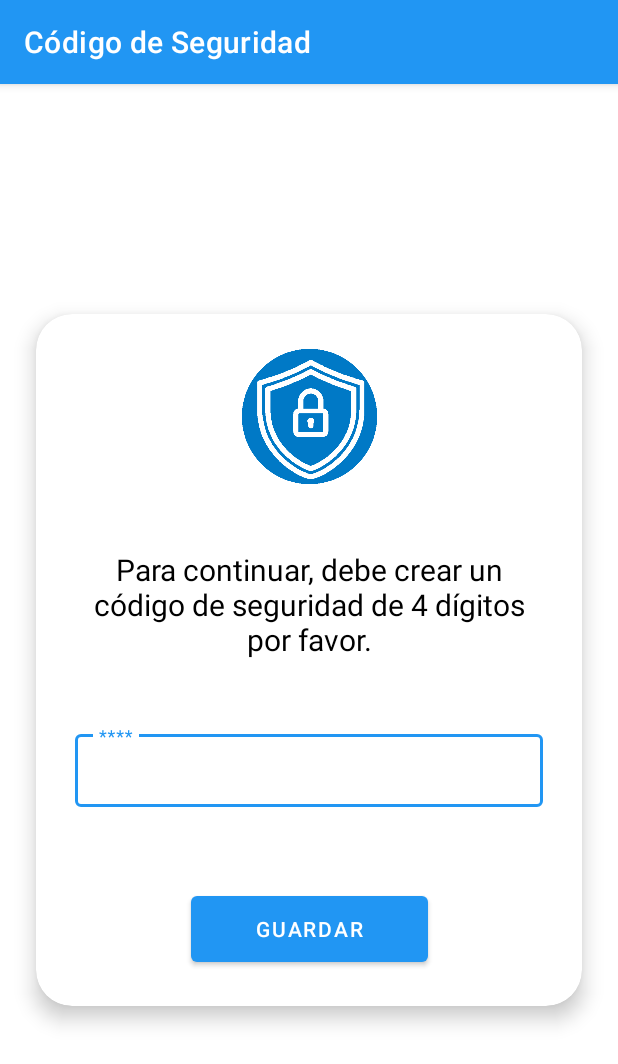
After one commit to AntonioGarcialll/codental, an Android app: the Codigo screen opened directly, with no data from a screen before it, on a phone screen of 412 x 824 dp. The commit adds this screen. Shown: the top 1064 px of the screen. Run offline under Robolectric (Android 15) with nearby library versions, the phone set to English and light mode, and no system bars; our stand-ins replace Firebase (no records; nobody signed in at launch, a user with empty details on screens opened directly); libraries missing offline, so code that uses them is left out: com.firebase.ui.

Commit message:
Creación del código de seguridad. Modificación de interfaz de iniciar sesión. Creación de apartado de doctores en la bdd.

```diff
--- a/app/src/main/AndroidManifest.xml
+++ b/app/src/main/AndroidManifest.xml
@@ -10,6 +10,9 @@
         android:roundIcon="@mipmap/ic_launcher_round"
         android:supportsRtl="true"
         android:theme="@style/Theme.Codental">
+        <activity
+            android:name=".Codigo"
+            android:exported="false" />
         <activity
             android:name=".InfoPrecioActivity"
             android:exported="true"
--- /dev/null
+++ b/app/src/main/java/com/antonio/codental/Codigo.kt
@@ -0,0 +1,158 @@
+package com.antonio.codental
+
+import android.content.Intent
+import android.os.Bundle
+import android.view.View
+import android.widget.Toast
+import androidx.appcompat.app.AppCompatActivity
+import com.antonio.codental.databinding.ActivityCodigoBinding
+import com.firebase.ui.auth.AuthUI
+import com.google.firebase.auth.FirebaseAuth
+import com.google.firebase.firestore.FirebaseFirestore
+import com.google.firebase.firestore.ktx.firestore
+import com.google.firebase.firestore.ktx.toObject
+import com.google.firebase.ktx.Firebase
+
+class Codigo : AppCompatActivity() {
+
+    //Declaración de variables
+    private lateinit var binding: ActivityCodigoBinding
+    var arrayListDoctores = arrayListOf<Doctores>()
+    var cantidadDoctores: Int? = null
+    var copiaCantidadDoctores: Int? = null
+    var mensaje = ""
+    var bandera = false
+    var indice = 0
+
+
+    override fun onCreate(savedInstanceState: Bundle?) {
+        super.onCreate(savedInstanceState)
+
+        //Cosas de binding
+        binding = ActivityCodigoBinding.inflate(layoutInflater)
+        setContentView(binding.root)
+
+        title = "Código de Seguridad"
+
+
+        getDoctoresCount {
+            if (arrayListDoctores.size <= 0) {
+                binding.btnGuardar.text = "Guardar"
+                mensaje =
+                    "Para continuar, debe crear un código de seguridad de 4 dígitos por favor."
+                binding.tvBienvenida.text = mensaje
+                bandera = true
+            } else {
+                binding.btnGuardar.text = "Ingresar"
+                var nombreDoctor = FirebaseAuth.getInstance().currentUser?.let { it.displayName }
+                for (i in 0 until arrayListDoctores.size) {
+                    if (FirebaseAuth.getInstance().currentUser?.let { it.uid }
+                            .equals(arrayListDoctores.get(i).miIdDoctor)) {
+                        mensaje =
+                            "!Hola Dr. " + nombreDoctor + "!\nIngrese su código de seguridad para continuar por favor."
+                        binding.tvBienvenida.text = mensaje
+                        bandera = false
+                        indice = i
+                    } else {
+                        mensaje =
+                            "Para continuar, debe crear un código de seguridad de 4 dígitos por favor."
+                        binding.tvBienvenida.text = mensaje
+                        bandera = true
+                    }
+                }
+            }
+        }
+
+        binding.btnGuardar.setOnClickListener {
+            if (binding.etCodigo.text.toString().length < 4 || binding.etCodigo.text.toString().length > 4) {
+                Toast.makeText(this, "El código debe ser de 4 dígitos", Toast.LENGTH_SHORT).show()
+            } else {
+                if (bandera == true) {
+                    //Variable para la base de datos de Firebase
+                    val db: FirebaseFirestore = FirebaseFirestore.getInstance()
+                    val data = hashMapOf(
+                        "nombre" to FirebaseAuth.getInstance().currentUser?.let { it.displayName },
+                        "correo" to FirebaseAuth.getInstance().currentUser?.let { it.email },
+                        "codigoSeguridad" to binding.etCodigo.text.toString(),
+                        "miIdDoctor" to FirebaseAuth.getInstance().currentUser?.let { it.uid }
+                    )
+
+                    db.collection("doctores")
+                        .document(FirebaseAuth.getInstance().currentUser?.let { it.uid }.toString())
+                        .set(data)
+                        .addOnSuccessListener { documentReference ->
+                            Toast.makeText(
+                                this,
+                                "Doctor Agregado Correctamente",
+                                Toast.LENGTH_SHORT
+                            ).show()
+                        }
+                        .addOnFailureListener { e ->
+                            Toast.makeText(this, "Ocurrió un error: $e", Toast.LENGTH_SHORT).show()
+                        }
+                    val i = Intent(
+                        applicationContext,
+                        InicioActivity::class.java
+                    )        // Specify any activity here e.g. home or splash or login etc
+                    startActivity(i)
+                    finish()
+                } else {
+                    if (binding.etCodigo.text.toString()
+                            .equals(arrayListDoctores.get(indice).codigoSeguridad)
+                    ) {
+                        val i = Intent(
+                            applicationContext,
+                            InicioActivity::class.java
+                        )        // Specify any activity here e.g. home or splash or login etc
+                        startActivity(i)
+                        finish()
+                    } else {
+                        Toast.makeText(
+                            this,
+                            "Código de seguridad incorrecto.\nIntente de nuevo por favor.",
+                            Toast.LENGTH_SHORT
+                        ).show()
+                    }
+                }
+            }
+        }
+    }
+
+    override fun onBackPressed() {
+        AuthUI.getInstance().signOut(this).addOnSuccessListener {
+            showLoadComponents(View.VISIBLE, View.GONE)
+        }.addOnFailureListener {
+        }
+        super.onBackPressed()
+    }
+
+    private fun showLoadComponents(loading: Int, container: Int) {
+        with(binding) {
+            root.visibility = container
+        }
+    }
+
+    fun getDoctoresCount(isFinish: () -> Unit = {}) {
+        val db = Firebase.firestore
+        db.collection("doctores")
+            .get()
+            .addOnSuccessListener { result ->
+                Toast.makeText(this, "sí entré", Toast.LENGTH_SHORT).show()
+                for (document in result) {
+                    val doctor = document.toObject<Doctores>()
+                    doctor.miIdDoctor = document.id
+                    arrayListDoctores.add(doctor)
+                }
+                isFinish()
+                Toast.makeText(
+                    this,
+                    "hay " + arrayListDoctores.size + " doctores",
+                    Toast.LENGTH_SHORT
+                ).show()
+            }
+            .addOnFailureListener { exception ->
+                isFinish()
+                Toast.makeText(this, "Algó ocurrió", Toast.LENGTH_SHORT).show()
+            }
+    }
+}
--- /dev/null
+++ b/app/src/main/res/layout/activity_codigo.xml
@@ -0,0 +1,117 @@
+<?xml version="1.0" encoding="utf-8"?>
+<androidx.constraintlayout.widget.ConstraintLayout xmlns:android="http://schemas.android.com/apk/res/android"
+    xmlns:app="http://schemas.android.com/apk/res-auto"
+    xmlns:tools="http://schemas.android.com/tools"
+    android:layout_width="match_parent"
+    android:layout_height="match_parent"
+    tools:context=".Codigo">
+
+    <androidx.constraintlayout.widget.Guideline
+        android:id="@+id/guideLineTop"
+        android:layout_width="wrap_content"
+        android:layout_height="wrap_content"
+        android:orientation="horizontal"
+        app:layout_constraintGuide_percent="0.2" />
+
+    <androidx.constraintlayout.widget.Guideline
+        android:id="@+id/guideLineBottom"
+        android:layout_width="wrap_content"
+        android:layout_height="wrap_content"
+        android:orientation="horizontal"
+        app:layout_constraintGuide_percent="0.8" />
+
+    <com.google.android.material.card.MaterialCardView
+        android:layout_width="0dp"
+        android:layout_height="0dp"
+        android:layout_marginHorizontal="@dimen/margin_max"
+        app:cardCornerRadius="@dimen/margin_max"
+        app:cardElevation="@dimen/margin_min"
+        app:layout_constraintBottom_toTopOf="@id/guideLineBottom"
+        app:layout_constraintEnd_toEndOf="parent"
+        app:layout_constraintStart_toStartOf="parent"
+        app:layout_constraintTop_toBottomOf="@id/guideLineTop">
+
+        <androidx.core.widget.NestedScrollView
+            android:layout_width="match_parent"
+            android:layout_height="match_parent"
+            android:fillViewport="true">
+
+            <androidx.constraintlayout.widget.ConstraintLayout
+                android:layout_width="match_parent"
+                android:layout_height="match_parent"
+                android:paddingHorizontal="@dimen/margin_default">
+
+                <ImageView
+                    android:id="@+id/imageView"
+                    android:layout_width="90dp"
+                    android:layout_height="90dp"
+                    android:layout_gravity="center_horizontal"
+                    android:layout_marginLeft="10dp"
+                    android:layout_marginRight="10dp"
+                    android:layout_marginBottom="20dp"
+                    app:layout_constraintBottom_toTopOf="@id/tvBienvenida"
+                    app:layout_constraintEnd_toEndOf="parent"
+                    app:layout_constraintStart_toStartOf="parent"
+                    app:layout_constraintTop_toTopOf="parent"
+                    app:srcCompat="@drawable/candado" />
+
+                <TextView
+                    android:id="@+id/tvBienvenida"
+                    android:layout_width="match_parent"
+                    android:layout_height="wrap_content"
+                    android:layout_marginLeft="10dp"
+                    android:layout_marginRight="10dp"
+                    android:layout_marginBottom="20dp"
+                    android:gravity="center"
+                    android:textColor="@color/black"
+                    android:textSize="20dp"
+                    app:layout_constraintBottom_toTopOf="@id/codigoJunto"
+                    app:layout_constraintEnd_toEndOf="parent"
+                    app:layout_constraintStart_toStartOf="parent"
+                    app:layout_constraintTop_toBottomOf="@id/imageView" />
+
+                <com.google.android.material.textfield.TextInputLayout
+                    android:id="@+id/codigoJunto"
+                    style="@style/Widget.MaterialComponents.TextInputLayout.OutlinedBox.Dense"
+                    android:layout_width="match_parent"
+                    android:layout_height="wrap_content"
+                    android:layout_marginLeft="10dp"
+                    android:layout_marginRight="10dp"
+                    android:layout_marginBottom="20dp"
+                    android:hint="****"
+                    android:textAlignment="center"
+                    app:endIconMode="clear_text"
+                    app:layout_constraintBottom_toTopOf="@id/btnGuardar"
+                    app:layout_constraintEnd_toEndOf="parent"
+                    app:layout_constraintStart_toStartOf="parent"
+                    app:layout_constraintTop_toBottomOf="@id/tvBienvenida">
+
+                    <com.google.android.material.textfield.TextInputEditText
+                        android:id="@+id/etCodigo"
+                        android:layout_width="match_parent"
+                        android:layout_height="wrap_content"
+                        android:inputType="numberPassword"
+                        android:maxLength="4"
+                        android:textAlignment="center" />
+                </com.google.android.material.textfield.TextInputLayout>
+
+                <Button
+                    android:id="@+id/btnGuardar"
+                    android:layout_width="158dp"
+                    android:layout_height="56dp"
+                    android:layout_gravity="center_horizontal"
+                    android:layout_marginTop="10dp"
+                    app:layout_constraintBottom_toBottomOf="parent"
+                    app:layout_constraintEnd_toEndOf="parent"
+                    app:layout_constraintStart_toStartOf="parent"
+                    app:layout_constraintTop_toBottomOf="@id/codigoJunto" />
+
+
+            </androidx.constraintlayout.widget.ConstraintLayout>
+
+        </androidx.core.widget.NestedScrollView>
+
+    </com.google.android.material.card.MaterialCardView>
+
+
+</androidx.constraintlayout.widget.ConstraintLayout>
```
Also changed, not shown: app/src/main/java/com/antonio/codental/Doctores.kt (added, +10 -0 lines), app/src/main/java/com/antonio/codental/InicioActivity.kt (+6 -4 lines), app/src/main/res/layout/login.xml (+10 -9 lines), app/src/main/res/drawable/candado.png (added).
